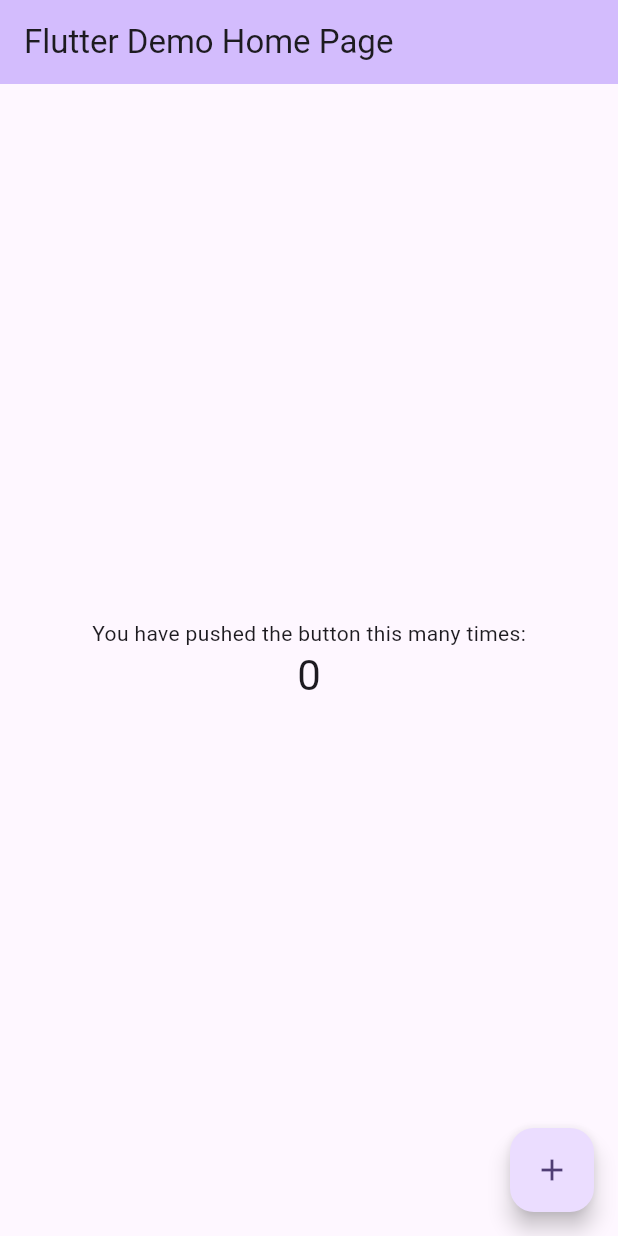
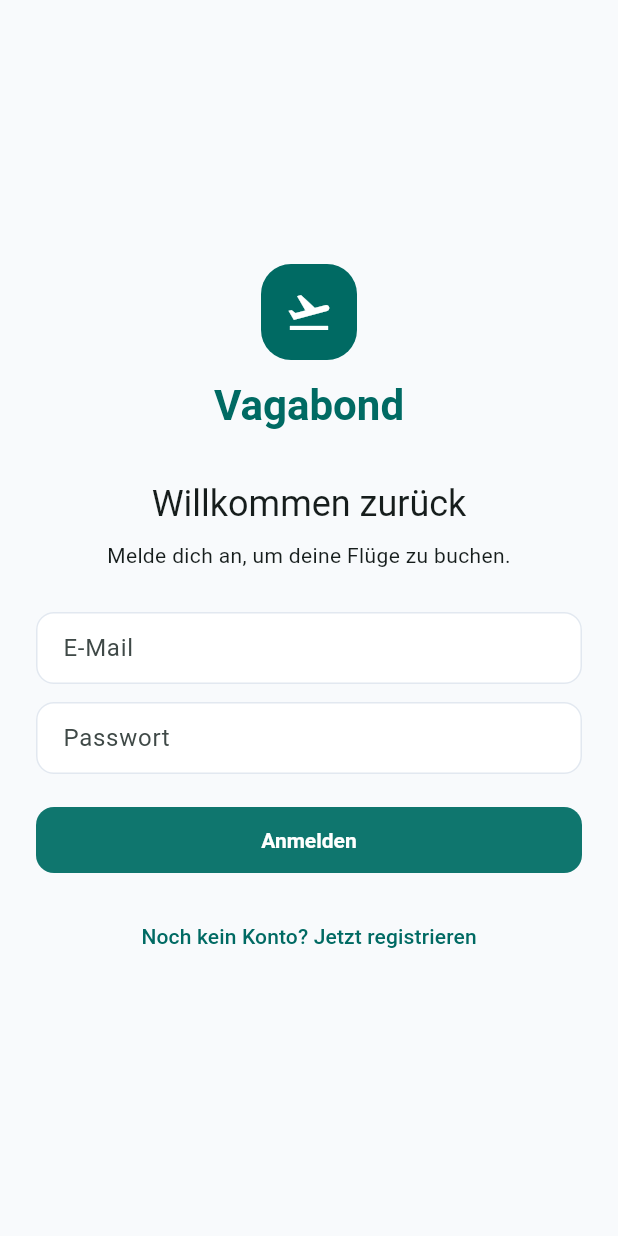
Before and after one commit to nick-sohl/vagabond, a Flutter app: the screen it shows after launch, on a phone screen of 412 x 824 dp. Run offline on Flutter 3.47's test engine with Material 3 defaults, Android fonts, the phone set to English and light mode, and no system bars; our stand-ins replace flutter_secure_storage; accounts and stored records are empty.

Commit message:
add authentication: login, register, session restore (epic 5 NFR)
- AuthState change-notifier: restore on launch, login/register/logout flows
- LoginScreen and RegisterScreen with form validation and busy state
- HomeShell tabbed scaffold (Suchen / Buchungen) with account menu
- wire MultiProvider tree in main.dart and switch root via _RootGate
- placeholder Search/Bookings screens; real implementations follow

```diff
--- a/flutter_application/lib/main.dart
+++ b/flutter_application/lib/main.dart
@@ -1,122 +1,104 @@
 import 'package:flutter/material.dart';
+import 'package:intl/date_symbol_data_local.dart';
+import 'package:provider/provider.dart';
 
-void main() {
-  runApp(const MyApp());
+import 'core/theme/app_theme.dart';
+import 'data/api/api_client.dart';
+import 'data/api/token_storage.dart';
+import 'data/repositories/auth_repository.dart';
+import 'data/repositories/booking_repository.dart';
+import 'data/repositories/flight_repository.dart';
+import 'presentation/screens/auth/login_screen.dart';
+import 'presentation/screens/home/home_shell.dart';
+import 'presentation/state/auth_state.dart';
+
+Future<void> main() async {
+  WidgetsFlutterBinding.ensureInitialized();
+  await initializeDateFormatting('de_CH');
+
+  final apiClient = ApiClient();
+  final tokenStorage = TokenStorage();
+  final authRepository = AuthRepository(apiClient);
+  final flightRepository = FlightRepository(apiClient);
+  final bookingRepository = BookingRepository(apiClient);
+
+  runApp(VagabondApp(
+    apiClient: apiClient,
+    tokenStorage: tokenStorage,
+    authRepository: authRepository,
+    flightRepository: flightRepository,
+    bookingRepository: bookingRepository,
+  ));
 }
 
-class MyApp extends StatelessWidget {
-  const MyApp({super.key});
+class VagabondApp extends StatelessWidget {
+  const VagabondApp({
+    super.key,
+    required this.apiClient,
+    required this.tokenStorage,
+    required this.authRepository,
+    required this.flightRepository,
+    required this.bookingRepository,
+  });
 
-  // This widget is the root of your application.
+  final ApiClient apiClient;
+  final TokenStorage tokenStorage;
+  final AuthRepository authRepository;
+  final FlightRepository flightRepository;
+  final BookingRepository bookingRepository;
+
   @override
   Widget build(BuildContext context) {
-    return MaterialApp(
-      title: 'Flutter Demo',
-      theme: ThemeData(
-        // This is the theme of your application.
-        //
-        // TRY THIS: Try running your application with "flutter run". You'll see
-        // the application has a purple toolbar. Then, without quitting the app,
-        // try changing the seedColor in the colorScheme below to Colors.green
-        // and then invoke "hot reload" (save your changes or press the "hot
-        // reload" button in a Flutter-supported IDE, or press "r" if you used
-        // the command line to start the app).
-        //
-        // Notice that the counter didn't reset back to zero; the application
-        // state is not lost during the reload. To reset the state, use hot
-        // restart instead.
-        //
-        // This works for code too, not just values: Most code changes can be
-        // tested with just a hot reload.
-        colorScheme: .fromSeed(seedColor: Colors.deepPurple),
+    return MultiProvider(
+      providers: [
+        Provider.value(value: apiClient),
+        Provider.value(value: flightRepository),
+        Provider.value(value: bookingRepository),
+        ChangeNotifierProvider(
+          create: (_) => AuthState(
+            apiClient: apiClient,
+            repository: authRepository,
+            storage: tokenStorage,
+          )..restore(),
+        ),
+      ],
+      child: MaterialApp(
+        title: 'Vagabond',
+        debugShowCheckedModeBanner: false,
+        theme: AppTheme.light(),
+        home: const _RootGate(),
       ),
-      home: const MyHomePage(title: 'Flutter Demo Home Page'),
     );
   }
 }
 
-class MyHomePage extends StatefulWidget {
-  const MyHomePage({super.key, required this.title});
-
-  // This widget is the home page of your application. It is stateful, meaning
-  // that it has a State object (defined below) that contains fields that affect
-  // how it looks.
-
-  // This class is the configuration for the state. It holds the values (in this
-  // case the title) provided by the parent (in this case the App widget) and
-  // used by the build method of the State. Fields in a Widget subclass are
-  // always marked "final".
-
-  final String title;
-
-  @override
-  State<MyHomePage> createState() => _MyHomePageState();
-}
-
-class _MyHomePageState extends State<MyHomePage> {
-  int _counter = 0;
-
-  void _incrementCounter() {
-    setState(() {
-      // This call to setState tells the Flutter framework that something has
-      // changed in this State, which causes it to rerun the build method below
-      // so that the display can reflect the updated values. If we changed
-      // _counter without calling setState(), then the build method would not be
-      // called again, and so nothing would appear to happen.
-      _counter++;
-    });
-  }
+// shows either the login screen or the home shell, depending on AuthState.
+// has to be at the top of the widget tree so a logout from anywhere
+// will throw the user back to the login screen automatically
+class _RootGate extends StatelessWidget {
+  const _RootGate();
 
   @override
   Widget build(BuildContext context) {
-    // This method is rerun every time setState is called, for instance as done
-    // by the _incrementCounter method above.
-    //
-    // The Flutter framework has been optimized to make rerunning build methods
-    // fast, so that you can just rebuild anything that needs updating rather
-    // than having to individually change instances of widgets.
-    return Scaffold(
-      appBar: AppBar(
-        // TRY THIS: Try changing the color here to a specific color (to
-        // Colors.amber, perhaps?) and trigger a hot reload to see the AppBar
-        // change color while the other colors stay the same.
-        backgroundColor: Theme.of(context).colorScheme.inversePrimary,
-        // Here we take the value from the MyHomePage object that was created by
-        // the App.build method, and use it to set our appbar title.
-        title: Text(widget.title),
-      ),
-      body: Center(
-        // Center is a layout widget. It takes a single child and positions it
-        // in the middle of the parent.
-        child: Column(
-          // Column is also a layout widget. It takes a list of children and
-          // arranges them vertically. By default, it sizes itself to fit its
-          // children horizontally, and tries to be as tall as its parent.
-          //
-          // Column has various properties to control how it sizes itself and
-          // how it positions its children. Here we use mainAxisAlignment to
-          // center the children vertically; the main axis here is the vertical
-          // axis because Columns are vertical (the cross axis would be
-          // horizontal).
-          //
-          // TRY THIS: Invoke "debug painting" (choose the "Toggle Debug Paint"
-          // action in the IDE, or press "p" in the console), to see the
-          // wireframe for each widget.
-          mainAxisAlignment: .center,
-          children: [
-            const Text('You have pushed the button this many times:'),
-            Text(
-              '$_counter',
-              style: Theme.of(context).textTheme.headlineMedium,
-            ),
-          ],
-        ),
-      ),
-      floatingActionButton: FloatingActionButton(
-        onPressed: _incrementCounter,
-        tooltip: 'Increment',
-        child: const Icon(Icons.add),
-      ),
+    final auth = context.watch<AuthState>();
+    switch (auth.status) {
+      case AuthStatus.unknown:
+        return const _Splash();
+      case AuthStatus.signedOut:
+        return const LoginScreen();
+      case AuthStatus.signedIn:
+        return const HomeShell();
+    }
+  }
+}
+
+class _Splash extends StatelessWidget {
+  const _Splash();
+
+  @override
+  Widget build(BuildContext context) {
+    return const Scaffold(
+      body: Center(child: CircularProgressIndicator()),
     );
   }
 }
--- /dev/null
+++ b/flutter_application/lib/presentation/screens/auth/login_screen.dart
@@ -0,0 +1,154 @@
+import 'package:flutter/material.dart';
+import 'package:provider/provider.dart';
+
+import '../../state/auth_state.dart';
+import 'register_screen.dart';
+
+class LoginScreen extends StatefulWidget {
+  const LoginScreen({super.key});
+
+  @override
+  State<LoginScreen> createState() => _LoginScreenState();
+}
+
+class _LoginScreenState extends State<LoginScreen> {
+  final _formKey = GlobalKey<FormState>();
+  final _emailController = TextEditingController();
+  final _passwordController = TextEditingController();
+
+  @override
+  void dispose() {
+    _emailController.dispose();
+    _passwordController.dispose();
+    super.dispose();
+  }
+
+  Future<void> _submit() async {
+    if (!_formKey.currentState!.validate()) return;
+    final auth = context.read<AuthState>();
+    final ok = await auth.login(
+      _emailController.text.trim(),
+      _passwordController.text,
+    );
+    if (!ok && mounted) {
+      ScaffoldMessenger.of(context).showSnackBar(
+        SnackBar(content: Text(auth.lastError ?? 'Anmeldung fehlgeschlagen.')),
+      );
+    }
+  }
+
+  @override
+  Widget build(BuildContext context) {
+    final auth = context.watch<AuthState>();
+    return Scaffold(
+      body: SafeArea(
+        child: Center(
+          child: SingleChildScrollView(
+            padding: const EdgeInsets.symmetric(horizontal: 24, vertical: 32),
+            child: ConstrainedBox(
+              constraints: const BoxConstraints(maxWidth: 420),
+              child: Form(
+                key: _formKey,
+                child: Column(
+                  mainAxisSize: MainAxisSize.min,
+                  crossAxisAlignment: CrossAxisAlignment.stretch,
+                  children: [
+                    const _Brand(),
+                    const SizedBox(height: 32),
+                    Text(
+                      'Willkommen zurück',
+                      textAlign: TextAlign.center,
+                      style: Theme.of(context).textTheme.headlineSmall,
+                    ),
+                    const SizedBox(height: 8),
+                    Text(
+                      'Melde dich an, um deine Flüge zu buchen.',
+                      textAlign: TextAlign.center,
+                      style: Theme.of(context).textTheme.bodyMedium,
+                    ),
+                    const SizedBox(height: 28),
+                    TextFormField(
+                      key: const Key('login.email'),
+                      controller: _emailController,
+                      keyboardType: TextInputType.emailAddress,
+                      autocorrect: false,
+                      decoration: const InputDecoration(labelText: 'E-Mail'),
+                      validator: (value) =>
+                          (value == null || !value.contains('@'))
+                              ? 'Bitte eine gültige E-Mail eingeben.'
+                              : null,
+                    ),
+                    const SizedBox(height: 12),
+                    TextFormField(
+                      key: const Key('login.password'),
+                      controller: _passwordController,
+                      obscureText: true,
+                      decoration: const InputDecoration(labelText: 'Passwort'),
+                      validator: (value) => (value == null || value.isEmpty)
+                          ? 'Bitte Passwort eingeben.'
+                          : null,
+                    ),
+                    const SizedBox(height: 20),
+                    FilledButton(
+                      key: const Key('login.submit'),
+                      onPressed: auth.isBusy ? null : _submit,
+                      child: auth.isBusy
+                          ? const SizedBox(
+                              height: 18,
+                              width: 18,
+                              child: CircularProgressIndicator(
+                                strokeWidth: 2,
+                                color: Colors.white,
+                              ),
+                            )
+                          : const Text('Anmelden'),
+                    ),
+                    const SizedBox(height: 16),
+                    TextButton(
+                      onPressed: auth.isBusy
+                          ? null
+                          : () => Navigator.of(context).push(MaterialPageRoute(
+                                builder: (_) => const RegisterScreen(),
+                              )),
+                      child: const Text('Noch kein Konto? Jetzt registrieren'),
+                    ),
+                  ],
+                ),
+              ),
+            ),
+          ),
+        ),
+      ),
+    );
+  }
+}
+
+class _Brand extends StatelessWidget {
+  const _Brand();
+
+  @override
+  Widget build(BuildContext context) {
+    final theme = Theme.of(context);
+    return Column(
+      children: [
+        Container(
+          width: 64,
+          height: 64,
+          decoration: BoxDecoration(
+            color: theme.colorScheme.primary,
+            borderRadius: BorderRadius.circular(20),
+          ),
+          child: const Icon(Icons.flight_takeoff, color: Colors.white, size: 32),
+        ),
+        const SizedBox(height: 12),
+        Text(
+          'Vagabond',
+          style: theme.textTheme.headlineMedium?.copyWith(
+            fontWeight: FontWeight.w700,
+            color: theme.colorScheme.primary,
+          ),
+        ),
+      ],
+    );
+  }
+}
```
Also changed, not shown: flutter_application/lib/presentation/screens/auth/register_screen.dart (added, +134 -0 lines), flutter_application/lib/presentation/screens/bookings/bookings_screen.dart (added, +10 -0 lines), flutter_application/lib/presentation/screens/flights/flight_search_screen.dart (added, +10 -0 lines), flutter_application/lib/presentation/screens/home/home_shell.dart (added, +83 -0 lines), flutter_application/lib/presentation/state/auth_state.dart (added, +133 -0 lines).
